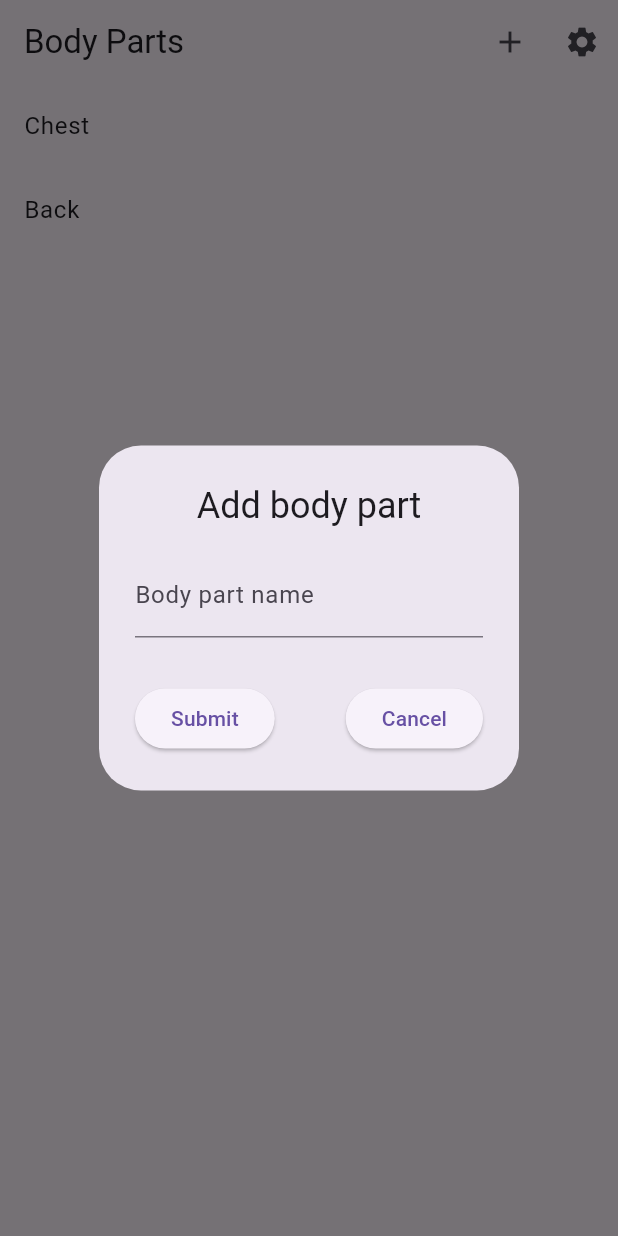
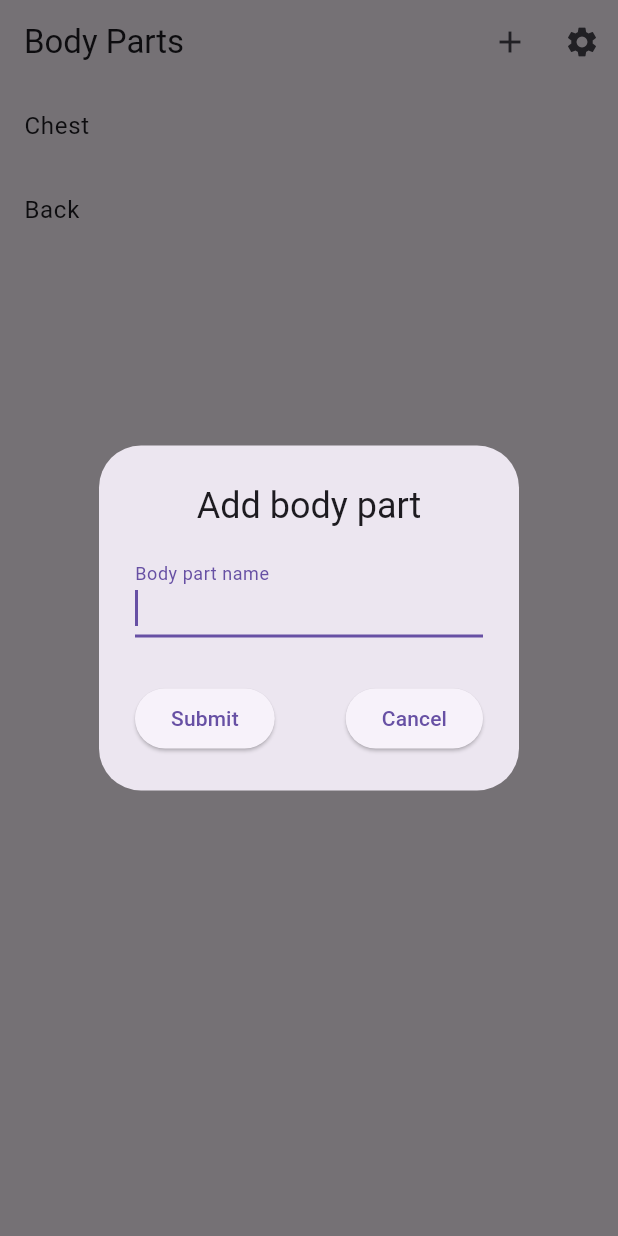
Before and after one commit to glowacz/flutter_workout_tracker, a Flutter app: the screen it shows after launch, after a tap on the "add" icon, on a phone screen of 412 x 824 dp. Run offline on Flutter 3.47's test engine with Material 3 defaults, Android fonts, the phone set to English and light mode, and no system bars; our stand-ins replace audioplayers, fl_chart, shared_preferences; generated files the repository leaves out were written again.

Commit message:
adding body parts works with local storage

```diff
--- a/lib/main.dart
+++ b/lib/main.dart
@@ -1,4 +1,5 @@
 import 'package:flutter/material.dart';
+import 'package:flutter_workout_tracker/src/body_parts/body_part_model.dart';
 import 'package:shared_preferences/shared_preferences.dart';
 import 'src/app.dart';
 import 'src/settings/settings_controller.dart';
@@ -17,6 +18,18 @@ Future main() async {
 
   // SharedPreferences prefs = await SharedPreferences.getInstance(); prefs.clear();
 
+  SharedPreferences prefs = await SharedPreferences.getInstance();
+  // prefs.clear();
+  var bodyPartListHelp = prefs.getString('body_parts') ?? "";
+  if(bodyPartListHelp.isEmpty) {
+    await prefs.setString('body_parts', BodyPart.encode(bodyParts));
+  }
+  else {
+    List<BodyPart> bodyPartList = bodyPartListHelp.isNotEmpty ? BodyPart.decode(bodyPartListHelp) : [];
+    bodyParts = bodyPartList;
+  }
+
+
   // await Firebase.initializeApp();
 
   // Run the app and pass in the SettingsController. The app listens to the
--- a/lib/src/app.dart
+++ b/lib/src/app.dart
@@ -98,6 +98,7 @@ class MyApp extends StatelessWidget {
           //     },
           //   );
           // },
+
           routes: {
             BodyPartListView.routeName: (context) => BodyPartListView(bodyParts: bodyParts),
             SettingsView.routeName: (context) => SettingsView(controller: settingsController),
--- a/lib/src/body_parts/add_body_part_view.dart
+++ b/lib/src/body_parts/add_body_part_view.dart
@@ -3,6 +3,7 @@ import 'package:flutter/services.dart';
 import 'package:flutter_workout_tracker/src/body_parts/body_part_model.dart';
 import 'package:flutter_workout_tracker/src/body_parts/body_parts_list_view.dart';
 import 'package:flutter_workout_tracker/src/capitalization.dart';
+import 'package:shared_preferences/shared_preferences.dart';
 
 // Define a custom Form widget.
 class AddBodyPartForm extends StatefulWidget {
@@ -31,6 +32,7 @@ class AddBodyPartFormState extends State<AddBodyPartForm> {
   @override
   Widget build(BuildContext context) {
     // Build a Form widget using the _formKey created above.
+    // return buildForm(context);
     return AlertDialog(
       title: const Center(child: Text('Add body part')),
       content: buildForm(context),
@@ -45,6 +47,8 @@ class AddBodyPartFormState extends State<AddBodyPartForm> {
           children: <Widget>[
             // Add TextFormFields and ElevatedButton here.
             TextFormField(
+              autofocus: true,
+              textInputAction: TextInputAction.go,
               textCapitalization: TextCapitalization.words,
               inputFormatters: <TextInputFormatter>[
                 UpperCaseTextFormatter()
@@ -61,33 +65,17 @@ class AddBodyPartFormState extends State<AddBodyPartForm> {
               },
               onSaved: (String? value) {
                 _exerciseName = value;
+                // print('value: ${value}');
+                // print('_exerciseName: ${_exerciseName}');
               },
             ),
             SizedBox(height: 30),
-            FormButtons(formKey: _formKey, exerciseName: _exerciseName),
-          ],
-        ),
-    );
-  }
-}
-
-class FormButtons extends StatelessWidget {
-  const FormButtons({
-    super.key,
-    required GlobalKey<FormState> formKey,
-    required String? exerciseName,
-  }) : _formKey = formKey, _exerciseName = exerciseName;
-
-  final GlobalKey<FormState> _formKey;
-  final String? _exerciseName;
-
-  @override
-  Widget build(BuildContext context) {
-    return Row(
+            // FormButtons(formKey: _formKey, exerciseName: _exerciseName ?? "Error"),
+            Row(
               mainAxisAlignment: MainAxisAlignment.spaceBetween,
               children: [
                 ElevatedButton(
-          onPressed: () {
+                  onPressed: () async {
                     // Validate returns true if the form is valid, or false otherwise.
                     if (_formKey.currentState!.validate()) {
                       // If the form is valid, display a snackbar. In the real world,
@@ -97,7 +85,20 @@ class FormButtons extends StatelessWidget {
                         SnackBar(content: Text('${_exerciseName!} added')),
                       );
 
+                      SharedPreferences prefs = await SharedPreferences.getInstance();
+                      var bodyPartListHelp = prefs.getString('body_parts') ?? "";
+                      List<BodyPart> bodyPartList = bodyPartListHelp.isNotEmpty ? BodyPart.decode(bodyPartListHelp) : [];
+
+                      // SharedPreferences prefs = await SharedPreferences.getInstance();
+                      // var bodyPartList = prefs.getStringList('body_parts') ?? [];
+                      bodyPartList.add(BodyPart(name: _exerciseName!, exercises: []));
+
+                      await prefs.setString('body_parts', BodyPart.encode(bodyPartList));
+
+                      setState(() {
                         bodyParts.add(BodyPart(name: _exerciseName!, exercises: []));
+                      });
+
                       Navigator.of(context).pop();
                     }
                   },
@@ -114,6 +115,9 @@ class FormButtons extends StatelessWidget {
                   child: const Text('Cancel'),
                 ),
               ],
+            )
+          ],
+        ),
     );
   }
 }
--- a/lib/src/body_parts/body_part_model.dart
+++ b/lib/src/body_parts/body_part_model.dart
@@ -1,14 +1,62 @@
+import 'dart:convert';
+
 class BodyPart {
   String name;
   List<Exercise> exercises;
 
   BodyPart({required this.name, required this.exercises});
+
+  factory BodyPart.fromJson(Map<String, dynamic> jsonData) {
+    return BodyPart(
+      name: jsonData['name'],
+      exercises: Exercise.decode(jsonData['exercises']),
+    );
+  }
+
+  static Map<String, dynamic> toMap(BodyPart bodyPart) => {
+    'name': bodyPart.name,
+    'exercises': Exercise.encode(bodyPart.exercises),
+  };
+
+  static String encode(List<BodyPart> bodyParts) => json.encode(
+    bodyParts
+        // .map<String>((set) => json.encode(set))
+        .map<Map<String, dynamic>>((bodyPart) => toMap(bodyPart))
+        .toList(),
+  );
+
+  static List<BodyPart> decode(String bodyParts) =>
+      (json.decode(bodyParts) as List<dynamic>)
+          .map<BodyPart>((item) => BodyPart.fromJson(item))
+          .toList();
 }
 
 class Exercise {
   String name;
 
   Exercise({required this.name});
+
+  factory Exercise.fromJson(Map<String, dynamic> jsonData) {
+    return Exercise(
+      name: jsonData['name'],
+    );
+  }
+
+  static Map<String, dynamic> toMap(Exercise exercise) => {
+    'name': exercise.name,
+  };
+
+  static String encode(List<Exercise> exercises) => json.encode(
+    exercises
+        // .map<String>((set) => json.encode(set))
+        .map<Map<String, dynamic>>((exercise) => toMap(exercise))
+        .toList(),
+  );
+
+  static List<Exercise> decode(String exercises) =>
+      (json.decode(exercises) as List<dynamic>)
+          .map<Exercise>((item) => Exercise.fromJson(item))
+          .toList();
 }
 
 List<BodyPart> bodyParts = [
--- a/lib/src/body_parts/body_parts_list_view.dart
+++ b/lib/src/body_parts/body_parts_list_view.dart
@@ -4,7 +4,7 @@ import 'package:flutter_workout_tracker/src/body_parts/body_part_model.dart';
 import 'package:flutter_workout_tracker/src/exercise_set/excercise_list_view.dart';
 import 'package:flutter_workout_tracker/src/settings/settings_view.dart';
 
-class BodyPartListView extends StatelessWidget {
+class BodyPartListView extends StatefulWidget {
   const BodyPartListView({
     super.key,
     required this.bodyParts
@@ -14,6 +14,11 @@ class BodyPartListView extends StatelessWidget {
 
   final List<BodyPart> bodyParts;
 
+  @override
+  State<BodyPartListView> createState() => _BodyPartListViewState();
+}
+
+class _BodyPartListViewState extends State<BodyPartListView> {
   @override
   Widget build(BuildContext context) {
       return Scaffold(
@@ -25,8 +30,10 @@ class BodyPartListView extends StatelessWidget {
             onPressed: () {
               showDialog(context: context, builder: (BuildContext context) {
                 return AddBodyPartForm();
-              });
-              // Navigator.restorablePushNamed(context, AddBodyPartForm.routeName);
+              })
+                .then((value) => setState( () {
+                  bodyParts = bodyParts;
+                } ));
             },
           ),
           IconButton(
@@ -41,15 +48,15 @@ class BodyPartListView extends StatelessWidget {
         ],
       ),
         body: ListView.builder(
-          itemCount: bodyParts.length,
+          itemCount: widget.bodyParts.length,
           itemBuilder: (context, index) {
             return ListTile(
-              title: Text(bodyParts[index].name),
+              title: Text(widget.bodyParts[index].name),
               onTap: () {
                 Navigator.push(
                   context,
                   MaterialPageRoute(
-                    builder: (context) => ExerciseListView(bodyPart: bodyParts[index]),
+                    builder: (context) => ExerciseListView(bodyPart: widget.bodyParts[index]),
                   ),
                 );
               },
--- a/lib/src/exercise_set/exercise_set_model.dart
+++ b/lib/src/exercise_set/exercise_set_model.dart
@@ -1,5 +1,4 @@
 import 'dart:convert';
-
 
 class ExerciseSet{
   // Exercise exercise;
```
Lines whose indentation alone changed are shown as unchanged.
